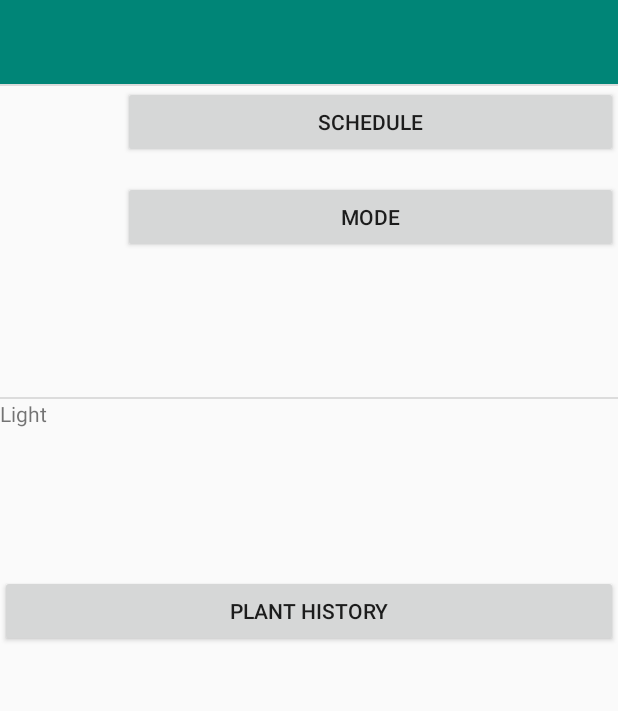
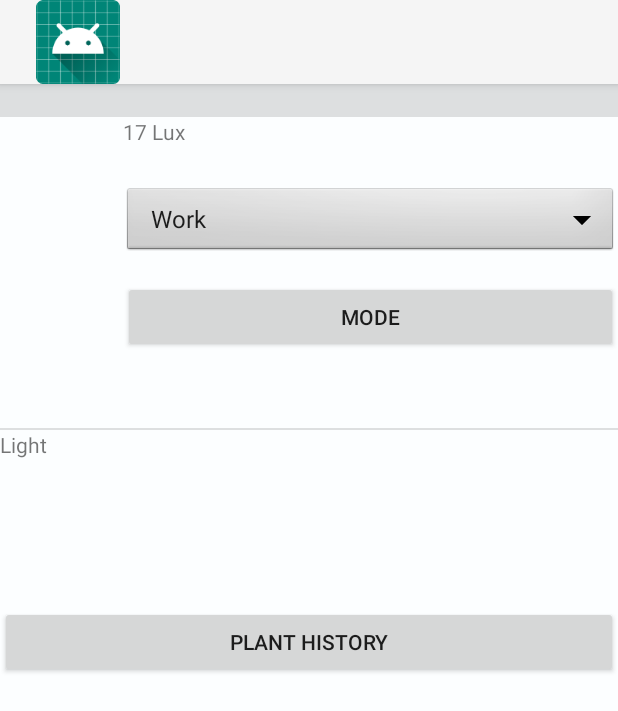
Before and after one commit to Claydeex/MyApplication, an Android app: the layout plant_chosen.xml on its own in the app's theme, with its tools: preview values and no code run, on a phone screen of 412 x 824 dp. Shown: the top 711 px of the screen. Run offline under Robolectric (Android 15) with nearby library versions, the phone set to English and light mode, and no system bars.

Commit message:
Added drop down spinner menu in plant chosen screen

```diff
--- a/app/build.gradle
+++ b/app/build.gradle
@@ -11,7 +11,7 @@ android {
     buildToolsVersion "29.0.2"
     defaultConfig {
         applicationId "com.Fyto.UserApp"
-        minSdkVersion 15
+        minSdkVersion 16
         targetSdkVersion 29
         versionCode 1
         versionName "1.0"
@@ -29,7 +29,7 @@ dependencies {
     implementation 'com.google.firebase:firebase-analytics:17.2.2'
     implementation fileTree(dir: 'libs', include: ['*.jar'])
     implementation"org.jetbrains.kotlin:kotlin-stdlib-jdk7:$kotlin_version"
-    implementation 'androidx.appcompat:appcompat:1.0.2'
+    implementation 'androidx.appcompat:appcompat:1.1.0'
     implementation 'androidx.core:core-ktx:1.0.2'
     implementation 'androidx.constraintlayout:constraintlayout:1.1.3'
     implementation 'com.google.android.material:material:1.0.0'
--- a/app/src/main/AndroidManifest.xml
+++ b/app/src/main/AndroidManifest.xml
@@ -8,7 +8,7 @@
         android:label="@string/app_name"
         android:roundIcon="@mipmap/ic_launcher_round"
         android:supportsRtl="true"
-        android:theme="@style/AppTheme" >
+        android:theme="@style/Theme.AppCompat.Light.NoActionBar" >
         <activity
             android:name=".MainActivity"
             android:label="@string/app_name"
--- a/app/src/main/res/layout/light_settings.xml
+++ b/app/src/main/res/layout/light_settings.xml
@@ -4,3 +4,5 @@
     android:layout_height="match_parent">
 
 </LinearLayout>
+
+ <!--MAYBE NOT NEEEDED-->
--- a/app/src/main/res/layout/plant_chosen.xml
+++ b/app/src/main/res/layout/plant_chosen.xml
@@ -1,21 +1,36 @@
 <?xml version="1.0" encoding="utf-8"?>
+
 <LinearLayout xmlns:android="http://schemas.android.com/apk/res/android"
+xmlns:tools="http://schemas.android.com/tools"
+xmlns:app="http://schemas.android.com/apk/res-auto"
 android:orientation="vertical"
+android:id="@+id/root_layout"
+android:background="#fcfeff"
 android:layout_width="match_parent"
 android:layout_height="match_parent">
 
 <androidx.appcompat.widget.Toolbar
-        android:id="@+id/toolbar2"
+    android:id="@+id/plant_chosen_toolbar"
     android:layout_width="match_parent"
-        android:layout_height="wrap_content"
+    android:layout_height="?attr/actionBarSize"
     android:background="?attr/colorPrimary"
+    android:elevation="4dp"
+    app:logo="@mipmap/ic_launcher"
+    android:theme="@style/ThemeOverlay.AppCompat.ActionBar"
+    app:popupTheme="@style/ThemeOverlay.AppCompat.Light"/>
+
+<!--android:layout_width="match_parent"
+android:layout_height="?attr/actionBarSize"
 android:minHeight="?attr/actionBarSize"
-        android:theme="?attr/actionBarTheme" />
+android:padding="1dp"
+app:subtitleTextColor="#AAA111"
+app:titleTextColor="#AAA111"
+android:background="#9E168ACE"/>-->
 
 <View
     android:id="@+id/divider"
     android:layout_width="match_parent"
-        android:layout_height="1dp"
+    android:layout_height="22dp"
     android:background="?android:attr/listDivider" />
 
 <LinearLayout
@@ -34,11 +49,24 @@
 
         android:orientation="vertical">
 
-            <Button
-                android:id="@+id/light_sched_button"
+        <TextView
+            android:id="@+id/textView2"
+            android:layout_width="wrap_content"
+            android:layout_height="45dp"
+            android:text="@string/lux_value"
+            tools:text="17 Lux" />
+
+        <Spinner
+            android:id="@+id/light_sched_spinner"
             android:layout_width="match_parent"
             android:layout_height="wrap_content"
-                android:text="@string/schedule" />
+            android:background="@android:drawable/btn_dropdown"
+            android:entries="@android:array/organizationTypes"
+            android:spinnerMode="dropdown"
+            android:text="@string/schedule"
+            android:visibility="visible"
+            tools:listitem="@android:layout/simple_spinner_dropdown_item"
+            tools:visibility="visible" />
 
         <Space
             android:layout_width="match_parent"
--- a/app/src/main/res/layout/water_settings.xml
+++ b/app/src/main/res/layout/water_settings.xml
@@ -4,3 +4,5 @@
     android:layout_height="match_parent">
 
 </LinearLayout>
+
+<!--// MAYBE NOT NEEDEDD-->
--- a/build.gradle
+++ b/build.gradle
@@ -9,7 +9,7 @@ buildscript {
     }
     dependencies {
         classpath 'com.google.gms:google-services:4.3.3'
-        classpath 'com.android.tools.build:gradle:3.5.3'
+        classpath 'com.android.tools.build:gradle:3.6.1'
         classpath "org.jetbrains.kotlin:kotlin-gradle-plugin:$kotlin_version"
         // NOTE: Do not place your application dependencies here; they belong
         // in the individual module build.gradle files
```
Also changed, not shown: app/src/main/java/com/example/myapplication/MainActivity.kt (+66 -12 lines), app/src/main/res/menu/light_schedule.xml (added, +29 -0 lines), app/src/main/res/values/strings.xml (+7 -0 lines), gradle/wrapper/gradle-wrapper.properties. Lines whose indentation alone changed are shown as unchanged.
